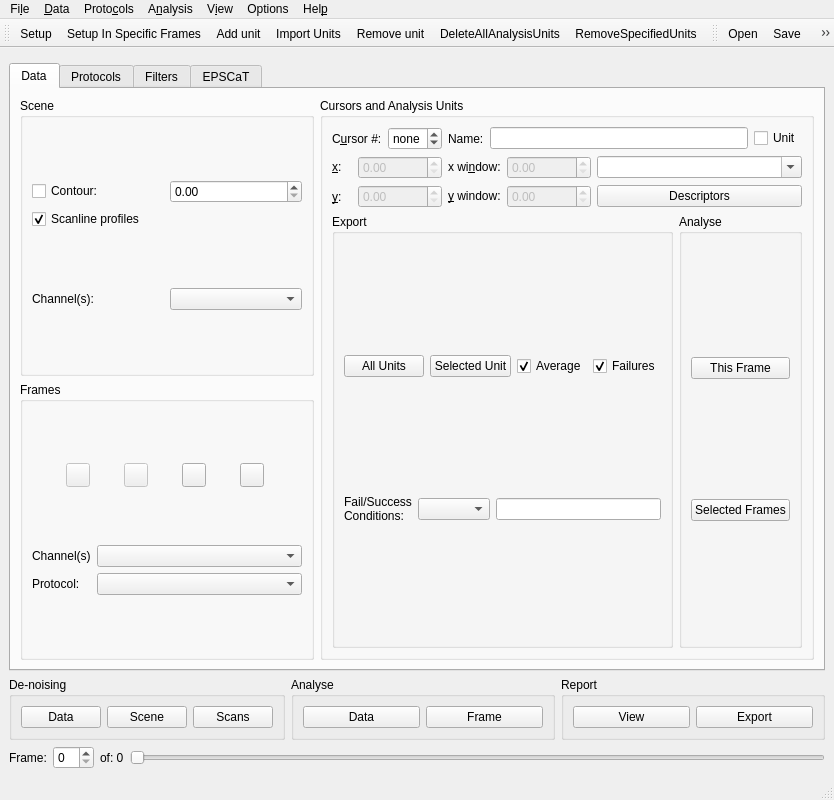
Qt form src/scipyen/imaging/LSCaTWindow.ui (ctigaret/scipyen) before a commit.
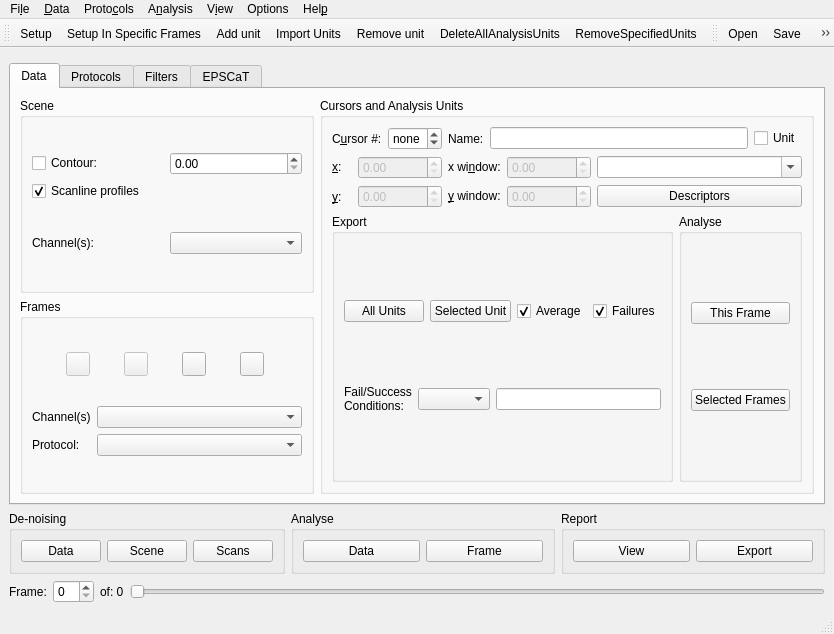
The same form after that commit. Icons and pictures are not drawn. Custom widgets are drawn as their Qt base class.

```diff
--- a/src/scipyen/imaging/LSCaTWindow.ui
+++ b/src/scipyen/imaging/LSCaTWindow.ui
@@ -7,7 +7,7 @@
     <x>0</x>
     <y>0</y>
     <width>834</width>
-    <height>800</height>
+    <height>634</height>
    </rect>
   </property>
   <property name="windowTitle">
```
Left out of the diff: 89 changed lines with no effect on the pictures.
